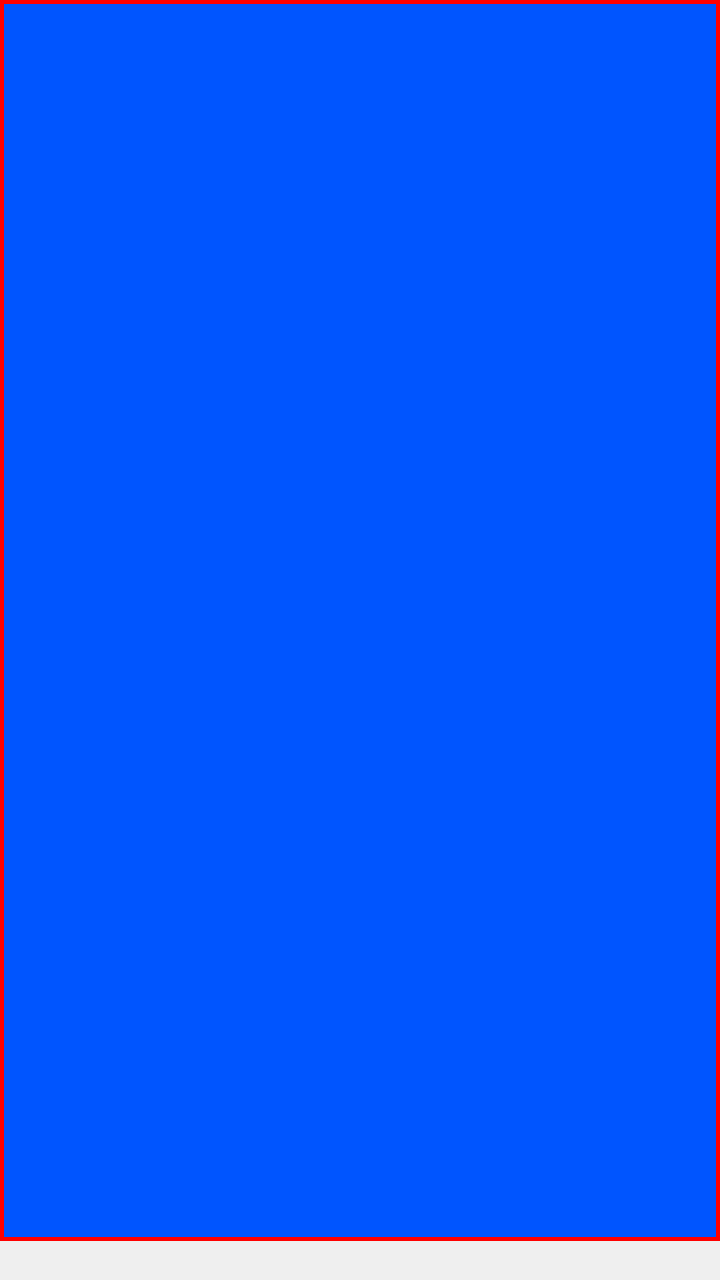
Old version of the form mainwindow.ui in the repository dylondark/cob-taylor-games.
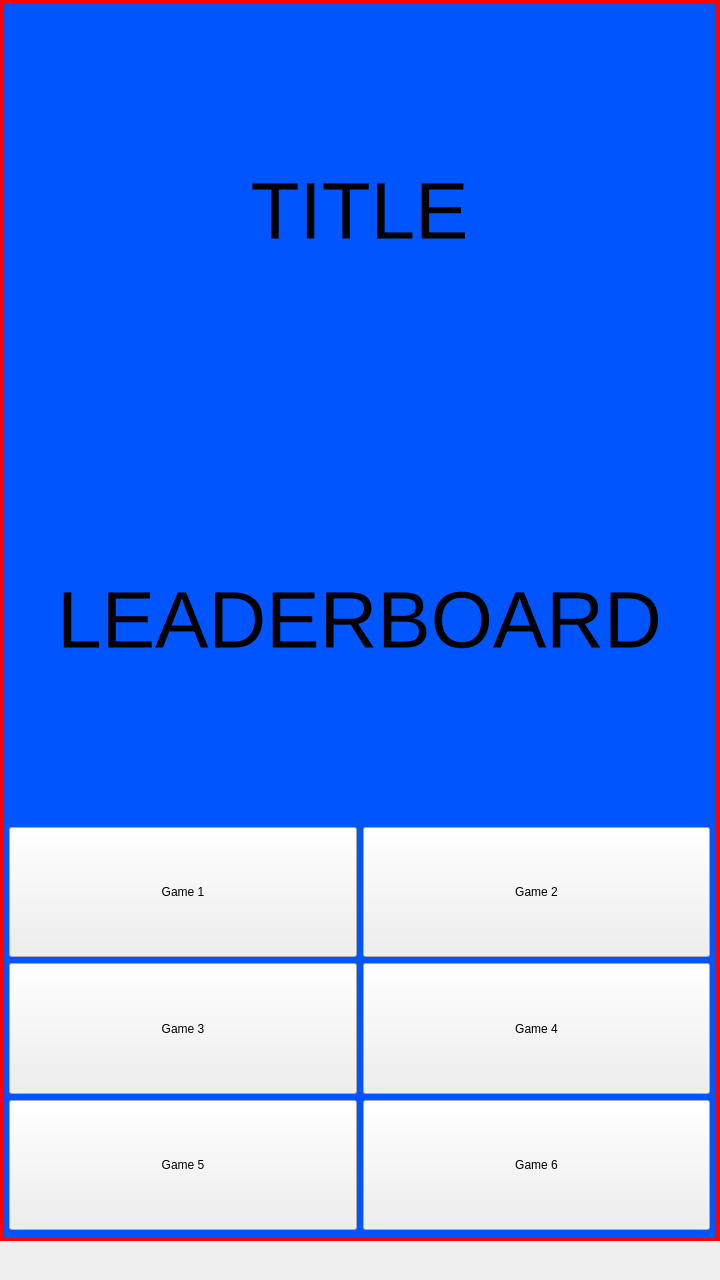
New version of the form.

Commit message: Add menu widgets to verticalLayout

Diff of the .ui file:
```diff
--- a/mainwindow.ui
+++ b/mainwindow.ui
@@ -52,6 +52,121 @@
       <property name="sizeConstraint">
        <enum>QLayout::SetDefaultConstraint</enum>
       </property>
+      <item>
+       <widget class="QLabel" name="lblTitle">
+        <property name="font">
+         <font>
+          <pointsize>60</pointsize>
+         </font>
+        </property>
+        <property name="text">
+         <string>TITLE</string>
+        </property>
+        <property name="scaledContents">
+         <bool>false</bool>
+        </property>
+        <property name="alignment">
+         <set>Qt::AlignCenter</set>
+        </property>
+       </widget>
+      </item>
+      <item>
+       <widget class="QLabel" name="leaderboardPlaceholder">
+        <property name="font">
+         <font>
+          <pointsize>60</pointsize>
+         </font>
+        </property>
+        <property name="text">
+         <string>LEADERBOARD</string>
+        </property>
+        <property name="alignment">
+         <set>Qt::AlignCenter</set>
+        </property>
+       </widget>
+      </item>
+      <item>
+       <layout class="QGridLayout" name="buttonGrid">
+        <item row="1" column="0">
+         <widget class="QPushButton" name="btnGame3">
+          <property name="sizePolicy">
+           <sizepolicy hsizetype="Minimum" vsizetype="Preferred">
+            <horstretch>0</horstretch>
+            <verstretch>0</verstretch>
+           </sizepolicy>
+          </property>
+          <property name="text">
+           <string>Game 3</string>
+          </property>
+         </widget>
+        </item>
+        <item row="0" column="0">
+         <widget class="QPushButton" name="btnGame1">
+          <property name="sizePolicy">
+           <sizepolicy hsizetype="Minimum" vsizetype="Preferred">
+            <horstretch>0</horstretch>
+            <verstretch>0</verstretch>
+           </sizepolicy>
+          </property>
+          <property name="text">
+           <string>Game 1</string>
+          </property>
+         </widget>
+        </item>
+        <item row="1" column="1">
+         <widget class="QPushButton" name="btnGame4">
+          <property name="sizePolicy">
+           <sizepolicy hsizetype="Minimum" vsizetype="Preferred">
+            <horstretch>0</horstretch>
+            <verstretch>0</verstretch>
+           </sizepolicy>
+          </property>
+          <property name="text">
+           <string>Game 4</string>
+          </property>
+         </widget>
+        </item>
+        <item row="0" column="1">
+         <widget class="QPushButton" name="btnGame2">
+          <property name="sizePolicy">
+           <sizepolicy hsizetype="Minimum" vsizetype="Preferred">
+            <horstretch>0</horstretch>
+            <verstretch>0</verstretch>
+           </sizepolicy>
+          </property>
+          <property name="text">
+           <string>Game 2</string>
+          </property>
+         </widget>
+        </item>
+        <item row="2" column="0">
+         <widget class="QPushButton" name="btnGame5">
+          <property name="sizePolicy">
+           <sizepolicy hsizetype="Minimum" vsizetype="Preferred">
+            <horstretch>0</horstretch>
+            <verstretch>0</verstretch>
+           </sizepolicy>
+          </property>
+          <property name="text">
+           <string>Game 5</string>
+          </property>
+         </widget>
+        </item>
+        <item row="2" column="1">
+         <widget class="QPushButton" name="btnGame6">
+          <property name="sizePolicy">
+           <sizepolicy hsizetype="Minimum" vsizetype="Preferred">
+            <horstretch>0</horstretch>
+            <verstretch>0</verstretch>
+           </sizepolicy>
+          </property>
+          <property name="text">
+           <string>Game 6</string>
+          </property>
+         </widget>
+        </item>
+       </layout>
+      </item>
      </layout>
     </widget>
    </widget>
```
